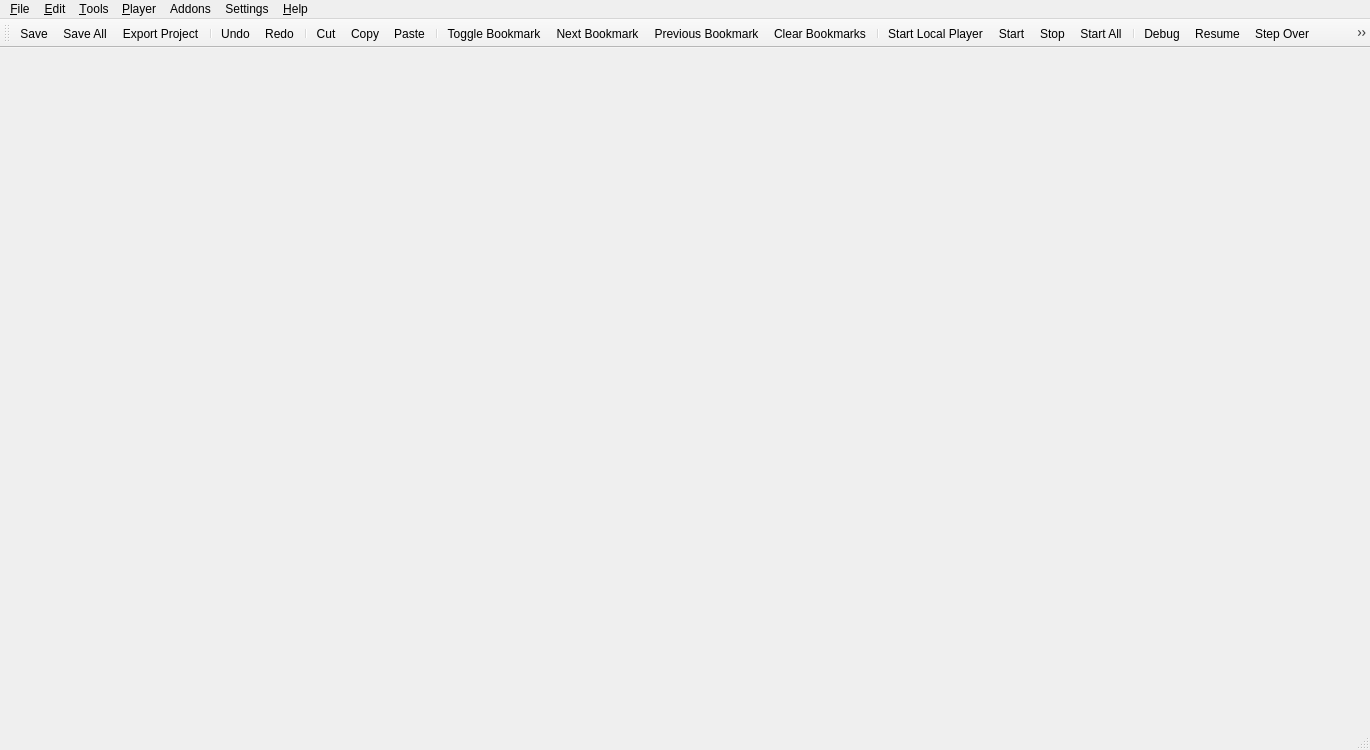
First picture: the form in ui/mainwindow.ui, repository gideros/gideros, before the edit.
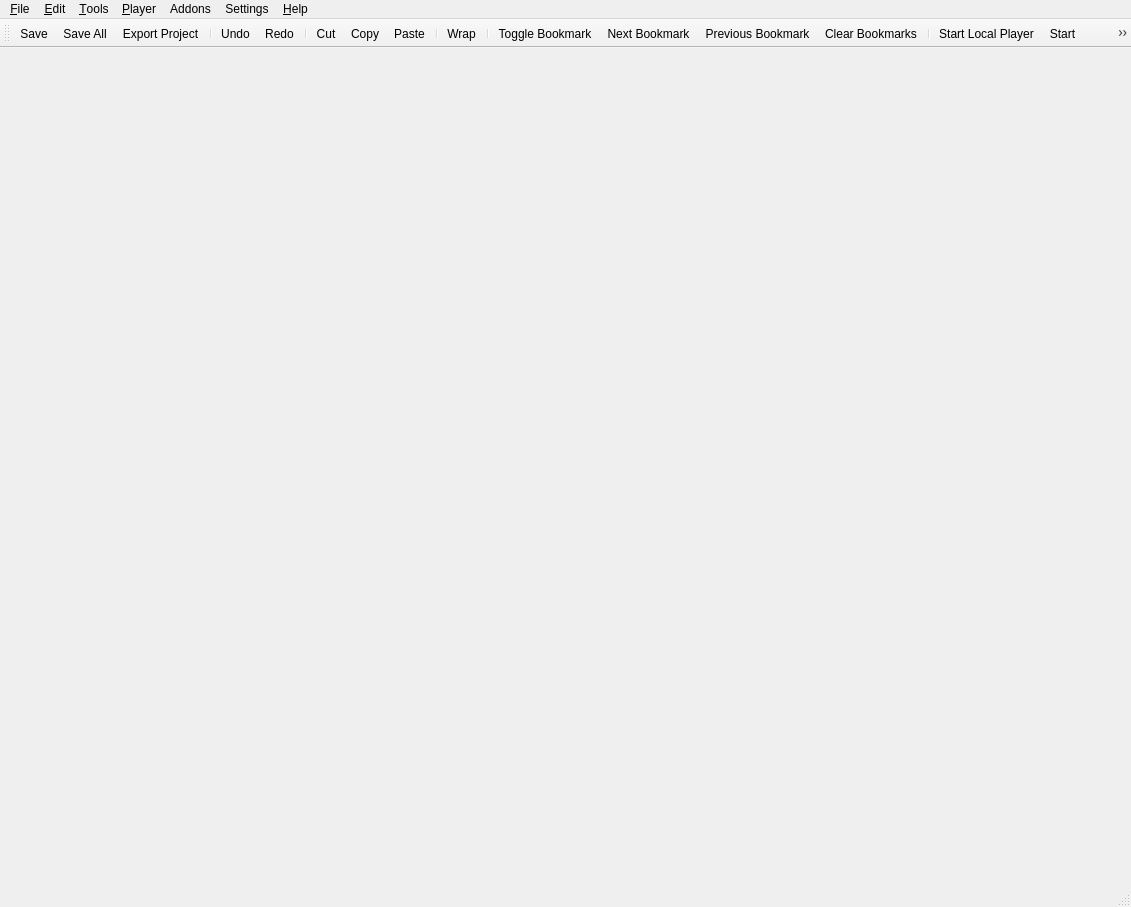
Second picture: the form after the edit.

Diff of the .ui file:
```diff
--- a/ui/mainwindow.ui
+++ b/ui/mainwindow.ui
@@ -6,8 +6,8 @@
    <rect>
     <x>0</x>
     <y>0</y>
-    <width>1370</width>
-    <height>750</height>
+    <width>1131</width>
+    <height>907</height>
    </rect>
   </property>
   <property name="windowTitle">
@@ -32,8 +32,8 @@
     <rect>
      <x>0</x>
      <y>0</y>
-     <width>1370</width>
-     <height>17</height>
+     <width>1131</width>
+     <height>23</height>
     </rect>
    </property>
    <widget class="QMenu" name="menuFile">
@@ -184,6 +184,8 @@
    <addaction name="actionCopy"/>
    <addaction name="actionPaste"/>
    <addaction name="separator"/>
+   <addaction name="actionWrap"/>
+   <addaction name="separator"/>
    <addaction name="actionToggle_Bookmark"/>
    <addaction name="actionNext_Bookmark"/>
    <addaction name="actionPrevious_Bookmark"/>
@@ -201,6 +203,8 @@
    <addaction name="actionStepReturn"/>
    <addaction name="separator"/>
    <addaction name="actionProfile"/>
+   <addaction name="separator"/>
+   <addaction name="actionColorPicker"/>
   </widget>
   <widget class="QStatusBar" name="statusBar"/>
   <action name="actionNew_Project">
@@ -757,6 +761,29 @@
     <string>Ctrl+Shift+C</string>
    </property>
   </action>
+  <action name="actionWrap">
+   <property name="text">
+    <string>Wrap</string>
+   </property>
+   <property name="toolTip">
+    <string>Wrap/Unwrap lines</string>
+   </property>
+  </action>
+  <action name="actionTexture_Packer">
+   <property name="text">
+    <string>Texture Packer</string>
+   </property>
+  </action>
+  <action name="actionFont_Creator">
+   <property name="text">
+    <string>Font Creator</string>
+   </property>
+  </action>
+  <action name="actionColorPicker">
+   <property name="text">
+    <string>Color Picker</string>
+   </property>
+  </action>
  </widget>
  <layoutdefault spacing="6" margin="11"/>
  <resources/>
```
Left out of the diff: 6 changed lines with no effect on the pictures.
